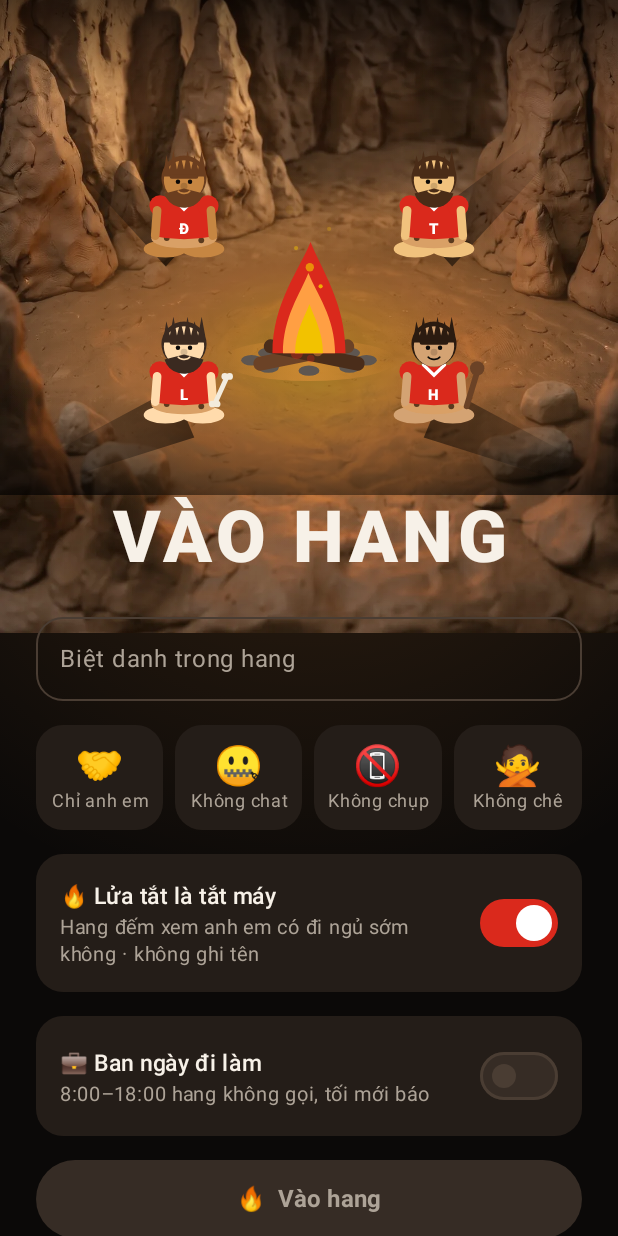
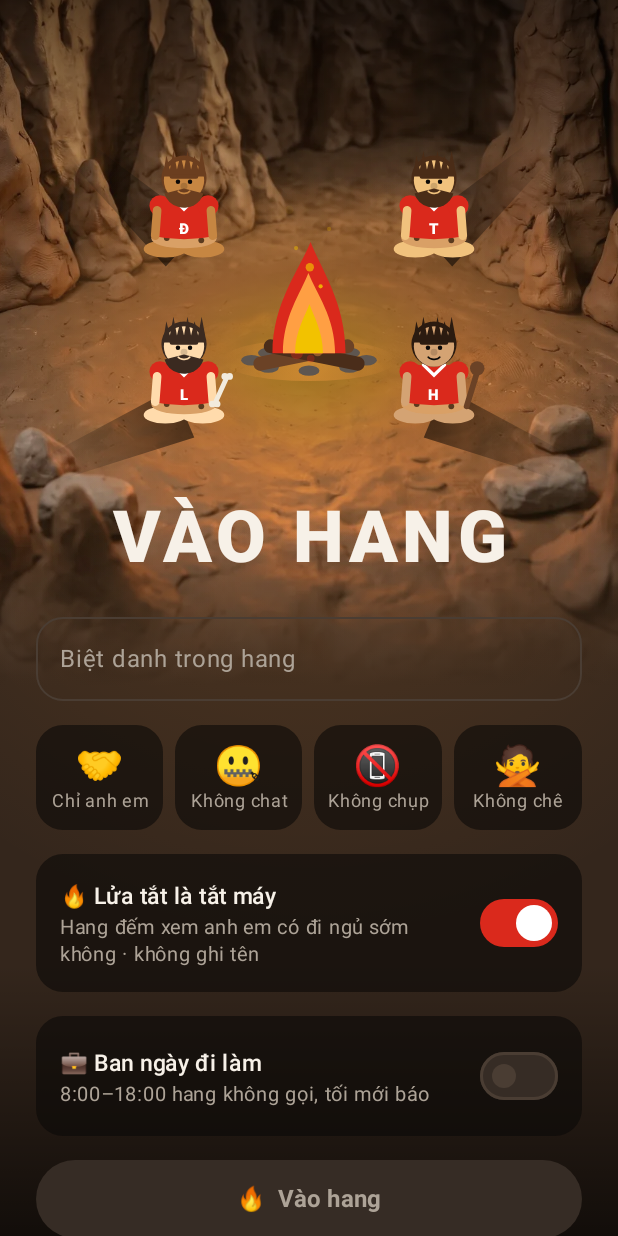
Before and after one commit to hoainam9212/mu-agent, an Android app built with Jetpack Compose: the screen it shows after launch (MainActivity), on a phone screen of 412 x 824 dp. Run offline under Robolectric (Android 15) with nearby library versions, the phone set to English and light mode, and no system bars.

Commit message:
Android: bubbles sit just above the speaker with a tail; onboarding lives inside the cave
Co-Authored-By: Claude Opus 5.5 <noreply@anthropic.com>
Claude-Session: https://claude.ai/code/session_01HxTfy3vRtJqUo9jvVYamZb

```diff
--- a/android/app/src/main/kotlin/vn/vaohang/ui/Screens.kt
+++ b/android/app/src/main/kotlin/vn/vaohang/ui/Screens.kt
@@ -218,7 +218,7 @@ private val DemoCrew = listOf(Member(-11, "Tuấn"), Member(-12, "Hùng"), Membe
 @Composable
 private fun ConsentRow(title: String, detail: String, checked: Boolean, onChange: (Boolean) -> Unit) {
     Row(
-        Modifier.fillMaxWidth().clip(RoundedCornerShape(18.dp)).background(Rock).clickable { onChange(!checked) }.padding(16.dp),
+        Modifier.fillMaxWidth().clip(RoundedCornerShape(18.dp)).background(CaveBlack.copy(alpha = 0.6f)).clickable { onChange(!checked) }.padding(16.dp),
         verticalAlignment = Alignment.CenterVertically,
     ) {
         Column(Modifier.weight(1f)) {
@@ -237,7 +237,7 @@ private fun ConsentRow(title: String, detail: String, checked: Boolean, onChange
 @Composable
 private fun RuleBadge(icon: String, text: String, modifier: Modifier = Modifier) {
     Column(
-        modifier.fillMaxHeight().clip(RoundedCornerShape(18.dp)).background(Rock).padding(vertical = 12.dp, horizontal = 6.dp),
+        modifier.fillMaxHeight().clip(RoundedCornerShape(18.dp)).background(CaveBlack.copy(alpha = 0.6f)).padding(vertical = 12.dp, horizontal = 6.dp),
         horizontalAlignment = Alignment.CenterHorizontally,
     ) {
         Text(icon, fontSize = 26.sp)
@@ -250,8 +250,10 @@ fun OnboardingScreen(busy: Boolean, onDone: (String, Boolean, Boolean) -> Unit)
     var nickname by remember { mutableStateOf("") }
     var measure by remember { mutableStateOf(true) }
     var daytimeWork by remember { mutableStateOf(false) }
+    // Cả màn chào nằm trong hang: cảnh lửa ở trên, phần nhập tên trên nền đất tối.
+    CaveBackdrop(fireOn = true, fireY = 0.31f) {
     Column(Modifier.fillMaxSize().verticalScroll(rememberScrollState()).imePadding()) {
-        CaveBackdrop(fireOn = true, fireY = 0.73f, modifier = Modifier.fillMaxWidth().height(330.dp)) {
+        Box(Modifier.fillMaxWidth().height(330.dp)) {
             CampScene(DemoCrew, meId = 0, burning = true, height = 290.dp, modifier = Modifier.align(Alignment.BottomCenter))
         }
         Column(
@@ -282,6 +284,7 @@ fun OnboardingScreen(busy: Boolean, onDone: (String, Boolean, Boolean) -> Unit)
             )
             Spacer(Modifier.height(12.dp))
         }
+    }
     }
 }
 
```
Also changed, not shown: android/app/src/main/kotlin/vn/vaohang/ui/CaveArt.kt (+18 -7 lines).
